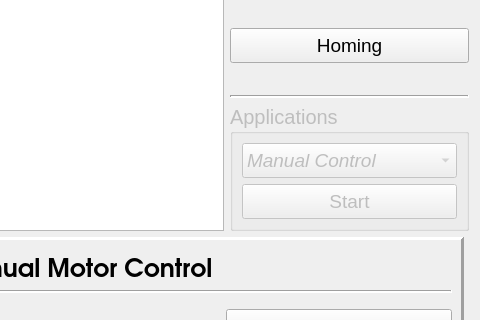
This is widgets/main_gui.ui in IRMA-LAB/cable_robot as Qt 5 draws it before an edit; both pictures show x 392 to 872 and y 227 to 547 of the 872 by 946 pixel window. The edited form follows.
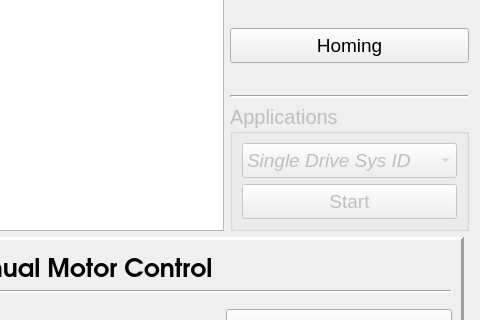
This is the edited form. Icons and pictures are not drawn.

Commit message: added debug tool for single drive dynamics study

```diff
--- a/widgets/main_gui.ui
+++ b/widgets/main_gui.ui
@@ -379,6 +379,11 @@
             <property name="sizeAdjustPolicy">
              <enum>QComboBox::AdjustToContents</enum>
             </property>
+            <item>
+             <property name="text">
+              <string>Single Drive Sys ID</string>
+             </property>
+            </item>
             <item>
              <property name="text">
               <string>Manual Control</string>
```
The commit also changes 9 other files.
